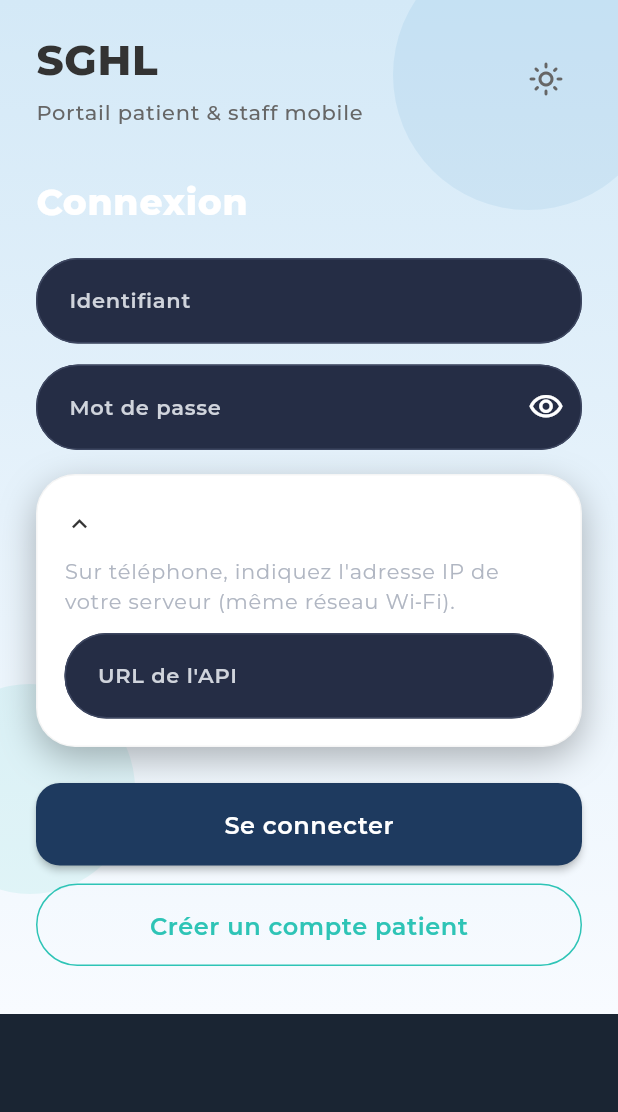
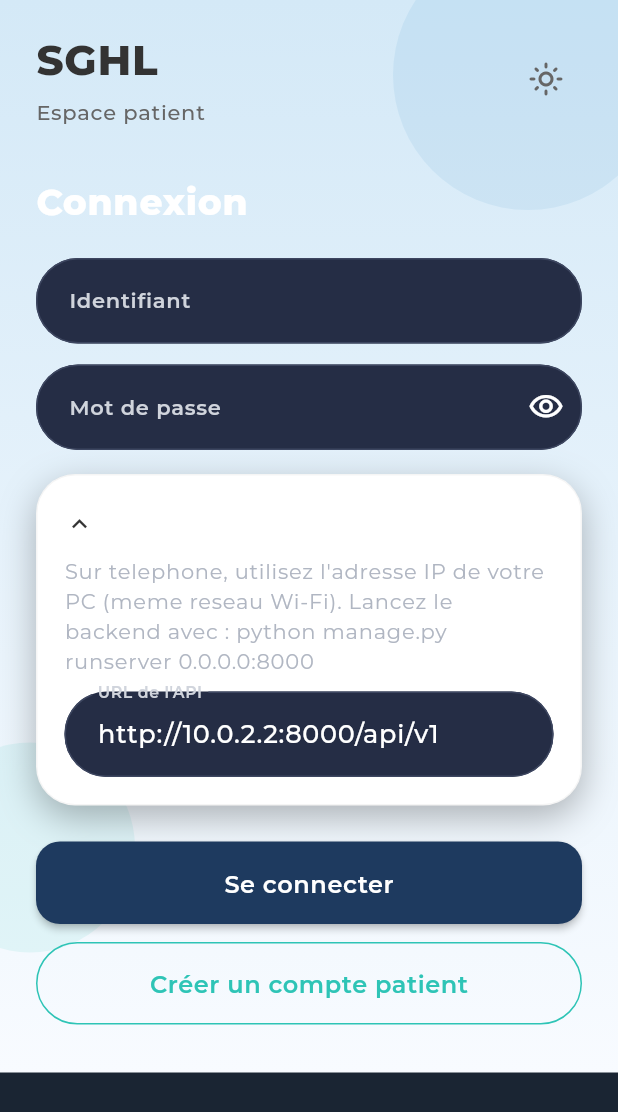
Before and after one commit to loiloi438/sghl, a Flutter app: the screen it shows after launch, on a phone screen of 412 x 824 dp. Shown: the top 1112 px of the screen. Run offline on Flutter 3.47's test engine with Material 3 defaults, Android fonts, the phone set to English and light mode, and no system bars; our stand-ins replace flutter_secure_storage, google_fonts, open_filex, shared_preferences; accounts and stored records are empty.

Commit message:
fix(mobile): connexion telephone et inscription patient
Ajoute la configuration serveur sur connexion et inscription mobile, corrige les timeouts reseau, clarifie les comptes non actives et retire les references demo visibles. Corrige aussi les scripts de build/deploiement pour une demo plus fiable sur telephone physique.

```diff
--- a/mobile/lib/app.dart
+++ b/mobile/lib/app.dart
@@ -1,3 +1,5 @@
+import 'dart:async';
+
 import 'package:flutter/material.dart';
 import 'package:flutter_localizations/flutter_localizations.dart';
 import 'package:provider/provider.dart';
@@ -61,7 +63,10 @@ class SghlApp extends StatelessWidget {
       LoginScreen.route => const LoginScreen(),
       RegisterScreen.route => const RegisterScreen(),
       ValidateAccountScreen.route => ValidateAccountScreen(
-          initialUsername: settings.arguments as String? ?? '',
+          initialUsername: (settings.arguments as Map?)?['username'] as String? ??
+              settings.arguments as String? ??
+              '',
+          initialCode: (settings.arguments as Map?)?['code'] as String? ?? '',
         ),
       PatientShell.route => const PatientShell(),
       HomeScreen.route => const HomeScreen(),
@@ -107,7 +112,12 @@ class _RootScreenState extends State<_RootScreen> {
   Future<void> _bootstrap() async {
     await context.read<ThemeNotifier>().load();
     final auth = context.read<AuthService>();
-    final ok = await auth.tryRestoreSession();
+    var ok = false;
+    try {
+      ok = await auth.tryRestoreSession().timeout(const Duration(seconds: 15));
+    } catch (_) {
+      ok = false;
+    }
     if (!mounted) return;
     final home = ok
         ? (auth.isPatient ? PatientShell.route : StaffHomeScreen.route)
--- a/mobile/lib/core/api_client.dart
+++ b/mobile/lib/core/api_client.dart
@@ -1,4 +1,5 @@
 import 'dart:convert';
+import 'dart:async';
 import 'dart:io';
 
 import 'package:flutter_secure_storage/flutter_secure_storage.dart';
@@ -23,6 +24,7 @@ class ApiClient {
   final FlutterSecureStorage _storage;
   static const _accessKey = 'sghl_access_token';
   static const _refreshKey = 'sghl_refresh_token';
+  static const _requestTimeout = Duration(seconds: 30);
 
   Future<Map<String, String>> _headers({bool auth = true, bool binary = false}) async {
     final headers = <String, String>{};
@@ -86,10 +88,16 @@ class ApiClient {
     http.Response response;
     try {
       if (method == 'GET') {
-        response = await http.get(uri, headers: headers);
+        response = await http.get(uri, headers: headers).timeout(_requestTimeout);
       } else {
-        response = await http.post(uri, headers: headers, body: jsonEncode(body));
+        response = await http
+            .post(uri, headers: headers, body: jsonEncode(body))
+            .timeout(_requestTimeout);
       }
+    } on TimeoutException {
+      throw ApiException(
+        'Delai depasse. Verifiez l\'URL dans « Serveur SGHL » et que le backend tourne (runserver 0.0.0.0:8000).',
+      );
     } on SocketException {
       throw ApiException(
         'Impossible de joindre le serveur. Verifiez l\'URL dans « Serveur SGHL » et votre connexion Wi-Fi.',
@@ -105,13 +113,11 @@ class ApiClient {
       if (refreshed) {
         final retryHeaders = await _headers(auth: true, binary: binary);
         if (method == 'GET') {
-          response = await http.get(uri, headers: retryHeaders);
+          response = await http.get(uri, headers: retryHeaders).timeout(_requestTimeout);
         } else {
-          response = await http.post(
-            uri,
-            headers: retryHeaders,
-            body: jsonEncode(body),
-          );
+          response = await http
+              .post(uri, headers: retryHeaders, body: jsonEncode(body))
+              .timeout(_requestTimeout);
         }
       }
     }
@@ -123,11 +129,14 @@ class ApiClient {
     final refresh = await _storage.read(key: _refreshKey);
     if (refresh == null) return false;
 
-    final response = await http.post(
+    try {
+      final response = await http
+          .post(
             Uri.parse('${ApiConfig.baseUrl}/auth/refresh/'),
             headers: {'Content-Type': 'application/json'},
             body: jsonEncode({'refresh_token': refresh}),
-    );
+          )
+          .timeout(_requestTimeout);
 
       if (response.statusCode != 200) {
         await clearTokens();
@@ -137,6 +146,10 @@ class ApiClient {
       final data = jsonDecode(response.body) as Map<String, dynamic>;
       await saveTokens(data['access_token'] as String, data['refresh_token'] as String);
       return true;
+    } on TimeoutException {
+      await clearTokens();
+      return false;
+    }
   }
 
   Map<String, dynamic> decodeMap(http.Response response) {
--- a/mobile/lib/core/api_errors.dart
+++ b/mobile/lib/core/api_errors.dart
@@ -23,7 +23,9 @@ bool _looksLikeNetworkError(String text) {
       text.contains('failed to fetch') ||
       text.contains('connection refused') ||
       text.contains('network is unreachable') ||
-      text.contains('clientexception');
+      text.contains('clientexception') ||
+      text.contains('delai depasse') ||
+      text.contains('timeoutexception');
 }
 
 String _humanizeMessage(String message) {
--- a/mobile/lib/screens/login_screen.dart
+++ b/mobile/lib/screens/login_screen.dart
@@ -5,6 +5,7 @@ import '../core/api_config.dart';
 import '../core/sghl_theme.dart';
 import '../core/theme_notifier.dart';
 import '../services/patient_services.dart';
+import '../widgets/server_settings_card.dart';
 import '../widgets/sghl_design_system.dart';
 import 'patient_shell.dart';
 import 'register_screen.dart';
@@ -23,70 +24,27 @@ class LoginScreen extends StatefulWidget {
 
 class _LoginScreenState extends State<LoginScreen> {
   final _formKey = GlobalKey<FormState>();
+  final _serverSettingsKey = GlobalKey<ServerSettingsCardState>();
   final _usernameController = TextEditingController();
   final _passwordController = TextEditingController();
   final _mfaController = TextEditingController();
-  final _serverController = TextEditingController();
   bool _showPassword = false;
-  bool _showServerSettings = false;
   _AuthMode _mode = _AuthMode.login;
   String? _infoMessage;
-
-  @override
-  void initState() {
-    super.initState();
-    if (!ApiConfig.usesLocalDefault) {
-      _serverController.text = ApiConfig.baseUrl;
-    }
-    _showServerSettings = ApiConfig.usesLocalDefault;
-  }
 
   @override
   void dispose() {
     _usernameController.dispose();
     _passwordController.dispose();
     _mfaController.dispose();
-    _serverController.dispose();
     super.dispose();
-  }
-
-  Future<bool> _persistServerUrl() async {
-    final raw = _serverController.text.trim();
-    if (raw.isEmpty) {
-      setState(() => _infoMessage = null);
-      if (ApiConfig.usesLocalDefault) {
-        ScaffoldMessenger.of(context).showSnackBar(
-          const SnackBar(
-            content: Text(
-              'Indiquez l\'adresse du serveur SGHL (ex. http://192.168.1.10:8000/api/v1).',
-            ),
-          ),
-        );
-        return false;
-      }
-      return true;
-    }
-
-    final uri = Uri.tryParse(raw);
-    if (uri == null ||
-        !uri.hasScheme ||
-        (uri.scheme != 'http' && uri.scheme != 'https') ||
-        uri.host.isEmpty) {
-      ScaffoldMessenger.of(context).showSnackBar(
-        const SnackBar(
-          content: Text('URL serveur invalide. Exemple : http://192.168.1.10:8000/api/v1'),
-        ),
-      );
-      return false;
-    }
-
-    await ApiConfig.setBaseUrl(raw);
-    return true;
   }
 
   Future<void> _submitLogin() async {
     if (!_formKey.currentState!.validate()) return;
-    if (!await _persistServerUrl()) return;
+    final serverOk =
+        await _serverSettingsKey.currentState?.persistServerUrl(context) ?? false;
+    if (!serverOk) return;
 
     final auth = context.read<AuthService>();
     final result = await auth.login(
@@ -172,7 +130,7 @@ class _LoginScreenState extends State<LoginScreen> {
                             ),
                             const SizedBox(height: 4),
                             Text(
-                              'Portail patient & staff mobile',
+                              'Espace patient',
                               style: SghlTypography.montserrat(
                                 fontSize: SghlTypography.label,
                                 fontWeight: FontWeight.w500,
@@ -249,11 +207,9 @@ class _LoginScreenState extends State<LoginScreen> {
                       onFieldSubmitted: (_) => _submitLogin(),
                     ),
                     const SizedBox(height: 16),
-                    _ServerSettings(
-                      expanded: _showServerSettings,
-                      controller: _serverController,
-                      onToggle: () =>
-                          setState(() => _showServerSettings = !_showServerSettings),
+                    ServerSettingsCard(
+                      key: _serverSettingsKey,
+                      initiallyExpanded: ApiConfig.usesLocalDefault,
                     ),
                     const SizedBox(height: 24),
                     SghlPrimaryButton(
@@ -317,66 +273,3 @@ class _LoginScreenState extends State<LoginScreen> {
     );
   }
 }
-
-class _ServerSettings extends StatelessWidget {
-  const _ServerSettings({
-    required this.expanded,
-    required this.controller,
-    required this.onToggle,
-  });
-
-  final bool expanded;
-  final TextEditingController controller;
-  final VoidCallback onToggle;
-
-  @override
-  Widget build(BuildContext context) {
-    return SghlCard(
-      child: Column(
-        crossAxisAlignment: CrossAxisAlignment.stretch,
-        children: [
-          InkWell(
-            onTap: onToggle,
-            borderRadius: BorderRadius.circular(8),
-            child: Padding(
-              padding: const EdgeInsets.symmetric(vertical: 4),
-              child: Row(
-                children: [
-                  Icon(
-                    expanded ? Icons.expand_less : Icons.expand_more,
-                    size: 20,
-                  ),
-                  const SizedBox(width: 8),
-                  Expanded(
-                    child: Text(
-                      'Serveur SGHL',
-                      style: Theme.of(context).textTheme.labelLarge?.copyWith(
-                            fontWeight: FontWeight.w700,
-                          ),
-                    ),
-                  ),
-                ],
-              ),
-            ),
-          ),
-          if (expanded) ...[
-            const SizedBox(height: 8),
-            Text(
-              'Sur téléphone, indiquez l\'adresse IP de votre serveur (même réseau Wi‑Fi).',
-              style: Theme.of(context).textTheme.bodySmall,
-            ),
-            const SizedBox(height: 10),
-            TextFormField(
-              controller: controller,
-              keyboardType: TextInputType.url,
-              decoration: const InputDecoration(
-                labelText: 'URL de l\'API',
-                hintText: 'http://192.168.1.10:8000/api/v1',
-              ),
-            ),
-          ],
-        ],
-      ),
-    );
-  }
-}
--- /dev/null
+++ b/mobile/lib/widgets/server_settings_card.dart
@@ -0,0 +1,132 @@
+import 'package:flutter/material.dart';
+
+import '../core/api_config.dart';
+import 'sghl_design_system.dart';
+
+/// Configuration de l'URL API — indispensable sur telephone physique (meme Wi-Fi que le PC).
+class ServerSettingsCard extends StatefulWidget {
+  const ServerSettingsCard({
+    super.key,
+    this.initiallyExpanded = false,
+  });
+
+  final bool initiallyExpanded;
+
+  @override
+  State<ServerSettingsCard> createState() => ServerSettingsCardState();
+}
+
+class ServerSettingsCardState extends State<ServerSettingsCard> {
+  late final TextEditingController _controller;
+  bool _expanded = false;
+
+  @override
+  void initState() {
+    super.initState();
+    _controller = TextEditingController(text: ApiConfig.baseUrl);
+    _expanded = widget.initiallyExpanded;
+  }
+
+  @override
+  void dispose() {
+    _controller.dispose();
+    super.dispose();
+  }
+
+  /// Enregistre l'URL saisie. Retourne false si invalide ou vide.
+  Future<bool> persistServerUrl(BuildContext context) async {
+    final raw = _controller.text.trim();
+    if (raw.isEmpty) {
+      ScaffoldMessenger.of(context).showSnackBar(
+        const SnackBar(
+          content: Text(
+            'Indiquez l\'adresse du serveur SGHL (ex. http://192.168.1.10:8000/api/v1).',
+          ),
+        ),
+      );
+      return false;
+    }
+
+    final uri = Uri.tryParse(raw);
+    if (uri == null ||
+        !uri.hasScheme ||
+        (uri.scheme != 'http' && uri.scheme != 'https') ||
+        uri.host.isEmpty) {
+      ScaffoldMessenger.of(context).showSnackBar(
+        const SnackBar(
+          content: Text(
+            'URL serveur invalide. Exemple : http://192.168.1.10:8000/api/v1',
+          ),
+        ),
+      );
+      return false;
+    }
+
+    await ApiConfig.setBaseUrl(raw);
+    return true;
+  }
+
+  @override
+  Widget build(BuildContext context) {
+    return SghlCard(
+      child: Column(
+        crossAxisAlignment: CrossAxisAlignment.stretch,
+        children: [
+          InkWell(
+            onTap: () => setState(() => _expanded = !_expanded),
+            borderRadius: BorderRadius.circular(8),
+            child: Padding(
+              padding: const EdgeInsets.symmetric(vertical: 4),
+              child: Row(
+                children: [
+                  Icon(
+                    _expanded ? Icons.expand_less : Icons.expand_more,
+                    size: 20,
+                  ),
+                  const SizedBox(width: 8),
+                  Expanded(
+                    child: Column(
+                      crossAxisAlignment: CrossAxisAlignment.start,
+                      children: [
+                        Text(
+                          'Serveur SGHL',
+                          style: Theme.of(context).textTheme.labelLarge?.copyWith(
+                                fontWeight: FontWeight.w700,
+                              ),
+                        ),
+                        if (!_expanded)
+                          Text(
+                            ApiConfig.baseUrl,
+                            style: Theme.of(context).textTheme.bodySmall,
+                            maxLines: 1,
+                            overflow: TextOverflow.ellipsis,
+                          ),
+                      ],
+                    ),
+                  ),
+                ],
+              ),
+            ),
+          ),
+          if (_expanded) ...[
+            const SizedBox(height: 8),
+            Text(
+              'Sur telephone, utilisez l\'adresse IP de votre PC (meme reseau Wi-Fi). '
+              'Lancez le backend avec : python manage.py runserver 0.0.0.0:8000',
+              style: Theme.of(context).textTheme.bodySmall,
+            ),
+            const SizedBox(height: 10),
+            TextFormField(
+              controller: _controller,
+              keyboardType: TextInputType.url,
+              decoration: const InputDecoration(
+                labelText: 'URL de l\'API',
+                hintText: 'http://192.168.1.10:8000/api/v1',
+              ),
+            ),
+          ],
+        ],
+      ),
+    );
+  }
+}
```
Also changed, not shown: mobile/lib/models/patient_models.dart (+7 -1 lines), mobile/lib/screens/register_screen.dart (+15 -1 lines), mobile/lib/screens/validate_account_screen.dart (+8 -2 lines), 7 other files. Lines whose indentation alone changed are shown as unchanged.
